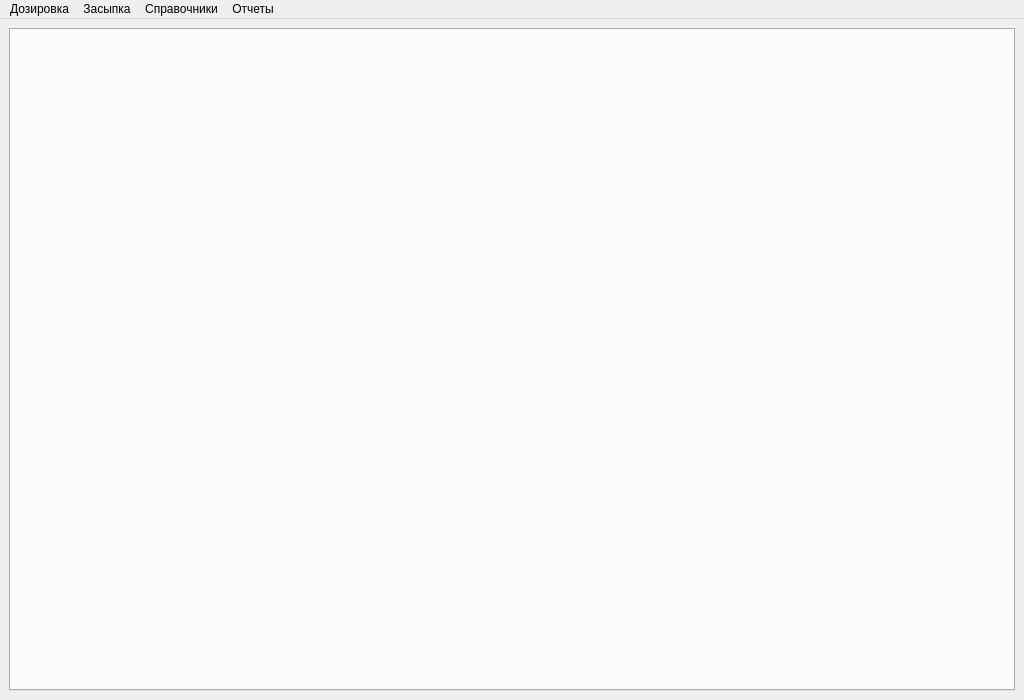
Sergeyego/dosage, file mainwindow.ui: the form before one commit.
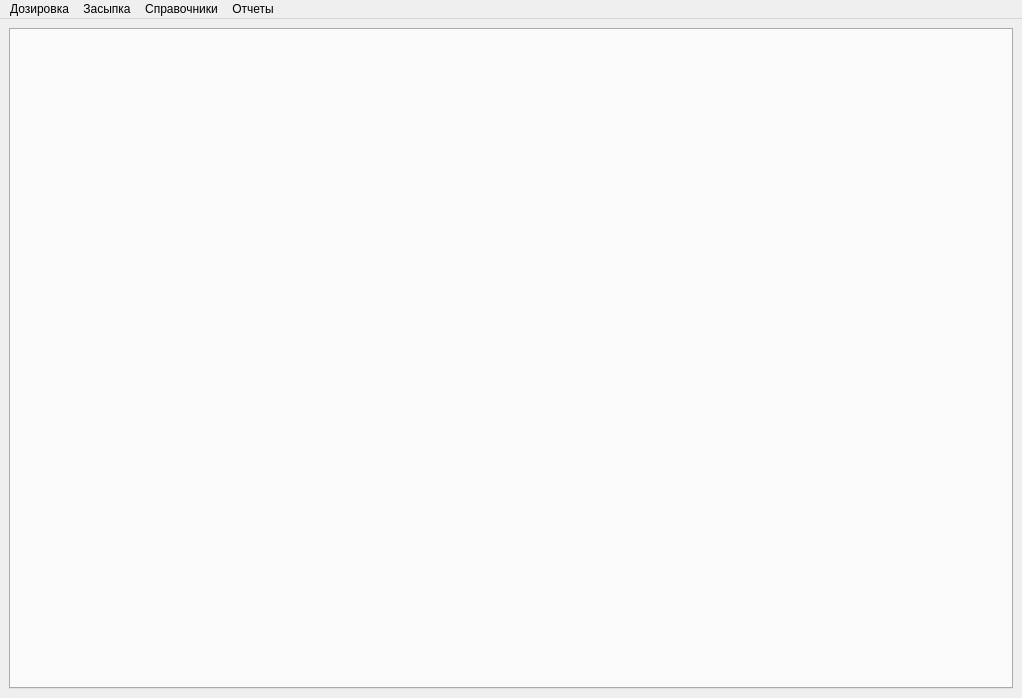
The form after the commit.

Diff of the .ui file:
```diff
--- a/mainwindow.ui
+++ b/mainwindow.ui
@@ -6,8 +6,8 @@
    <rect>
     <x>0</x>
     <y>0</y>
-    <width>1024</width>
-    <height>700</height>
+    <width>1022</width>
+    <height>698</height>
    </rect>
   </property>
   <property name="windowTitle">
@@ -35,7 +35,7 @@
     <rect>
      <x>0</x>
      <y>0</y>
-     <width>1024</width>
+     <width>1022</width>
      <height>25</height>
     </rect>
    </property>
```
Left out of the diff: 4 changed lines with no effect on the pictures.
